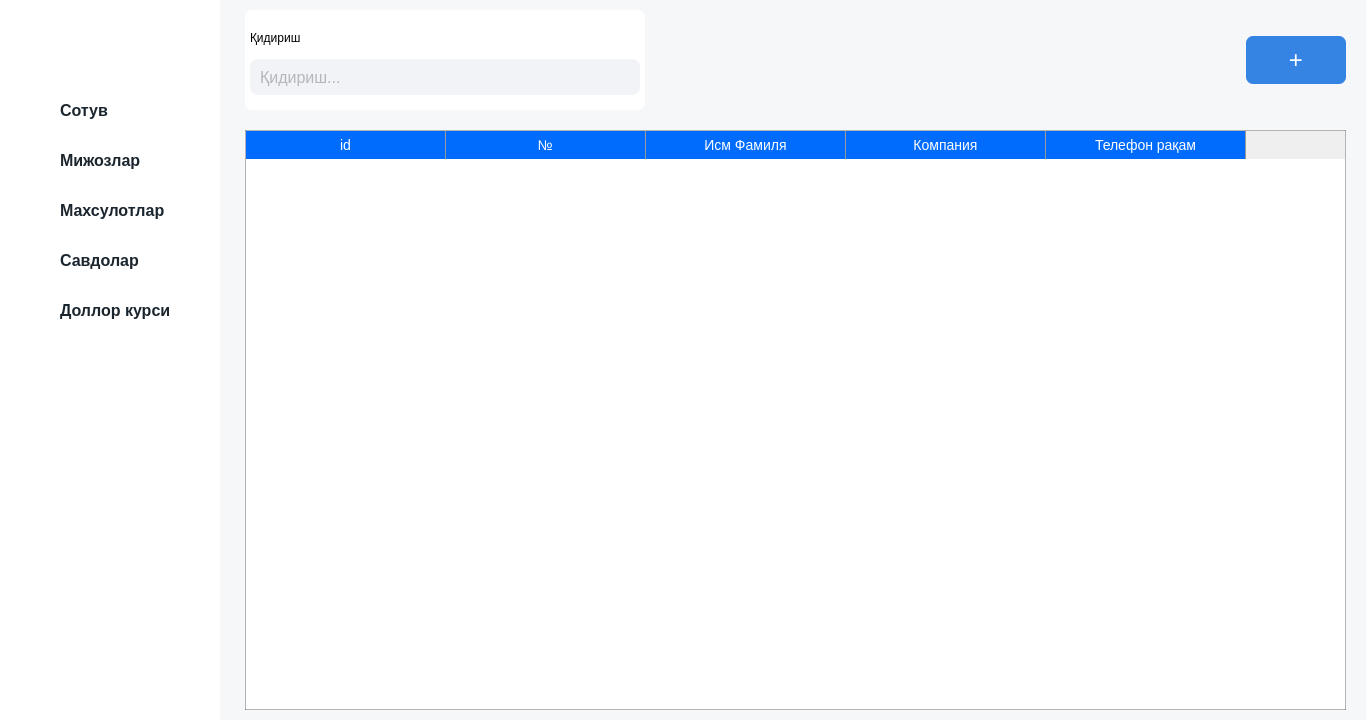
This is ui/main_ui.ui in JavokhirMamirov/shopapp as Qt 5 draws it before an edit. The edited form follows.
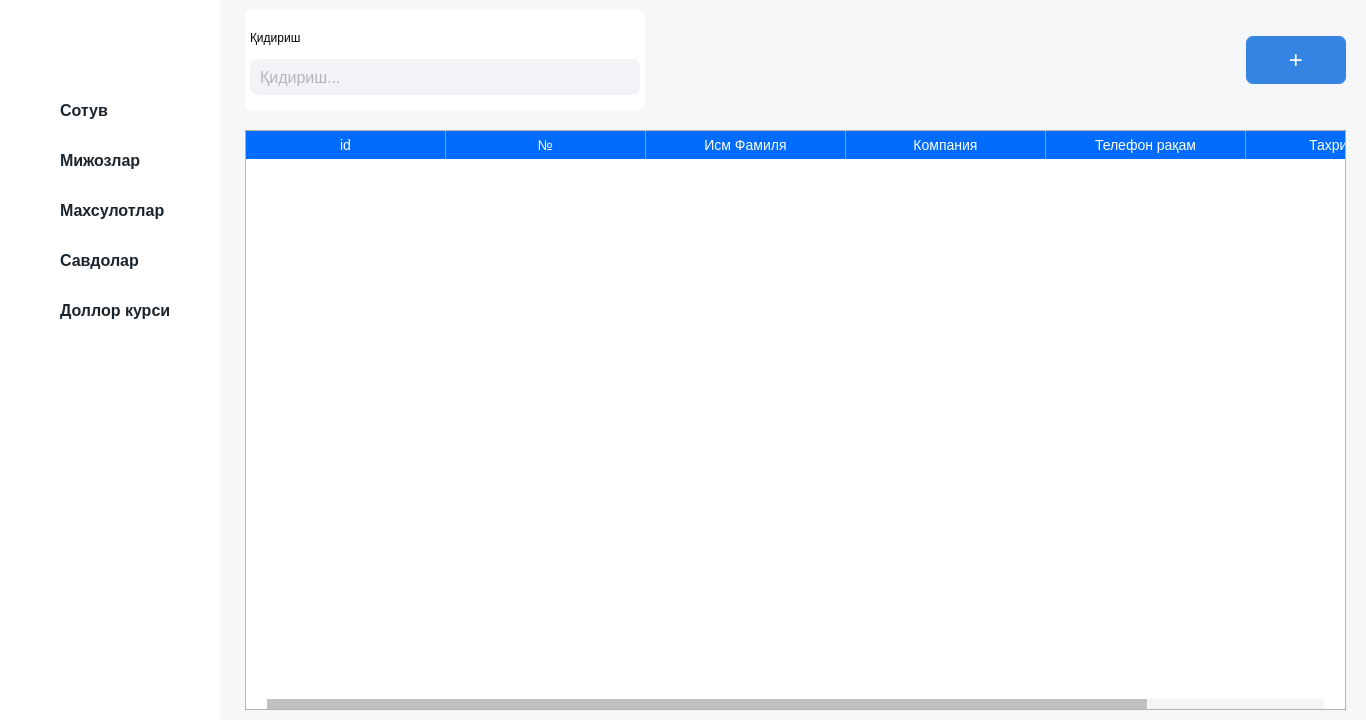
This is the edited form. The open tabs and pages were chosen to show the change. Icons and pictures are not drawn.

The edit to the form file:
```diff
--- a/ui/main_ui.ui
+++ b/ui/main_ui.ui
@@ -1308,6 +1308,11 @@
                <string>Телефон рақам</string>
               </property>
              </column>
+             <column>
+              <property name="text">
+               <string>Тахрирлаш</string>
+              </property>
+             </column>
             </widget>
            </item>
           </layout>
```
Left out of the diff: 12 changed lines with no effect on the pictures.
